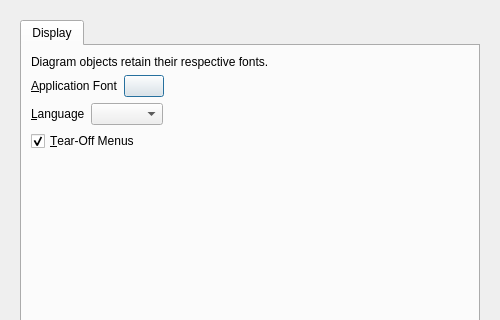
This is UI/glitch-preferences.ui in textbrowser/glitch as Qt 5 draws it before an edit; both pictures show x 0 to 500 and y 0 to 320 of the 500 by 550 pixel window. The edited form follows.
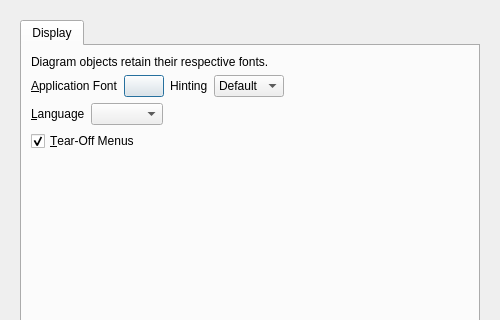
This is the edited form. Icons and pictures are not drawn.

Commit message: Font hinting.

Patch:
```diff
--- a/UI/glitch-preferences.ui
+++ b/UI/glitch-preferences.ui
@@ -31,8 +31,8 @@
        <rect>
         <x>0</x>
         <y>0</y>
-        <width>488</width>
-        <height>494</height>
+        <width>476</width>
+        <height>486</height>
        </rect>
       </property>
       <layout class="QVBoxLayout" name="verticalLayout_2">
@@ -72,6 +72,38 @@
                </property>
               </widget>
              </item>
+             <item>
+              <widget class="QLabel" name="label_3">
+               <property name="text">
+                <string>Hinting</string>
+               </property>
+              </widget>
+             </item>
+             <item>
+              <widget class="QComboBox" name="font_hinting">
+               <property name="sizePolicy">
+                <sizepolicy hsizetype="Minimum" vsizetype="Fixed">
+                 <horstretch>0</horstretch>
+                 <verstretch>0</verstretch>
+                </sizepolicy>
+               </property>
+               <item>
+                <property name="text">
+                 <string>Default</string>
+                </property>
+               </item>
+               <item>
+                <property name="text">
+                 <string>Full</string>
+                </property>
+               </item>
+               <item>
+                <property name="text">
+                 <string>None</string>
+                </property>
+               </item>
+              </widget>
+             </item>
              <item>
               <spacer name="horizontalSpacer_22">
                <property name="orientation">
```
Left out of the diff: 1 changed line with no effect on the pictures. The commit also changes 1 other file.
